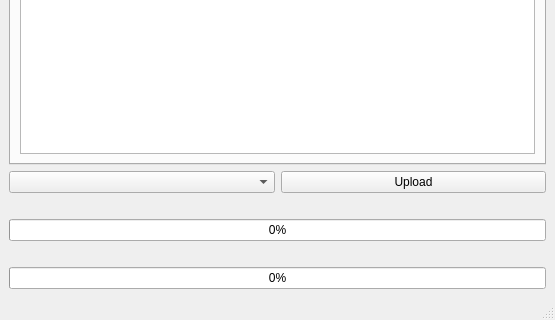
Old version of the form ui.ui in the repository Brandhor/pymguploader; both pictures show x 0 to 555 and y 237 to 557 of the 555 by 557 pixel window.
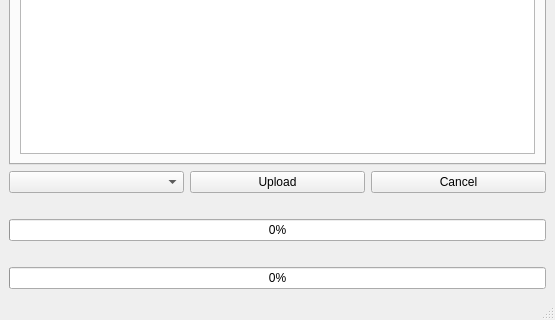
New version of the form.

The edit to the form file:
```diff
--- a/ui.ui
+++ b/ui.ui
@@ -96,6 +96,13 @@
         </property>
        </widget>
       </item>
+      <item>
+       <widget class="QPushButton" name="btnCancel" >
+        <property name="text" >
+         <string>Cancel</string>
+        </property>
+       </widget>
+      </item>
      </layout>
     </item>
     <item>
```
Left out of the diff: 2 changed lines with no effect on the pictures.
